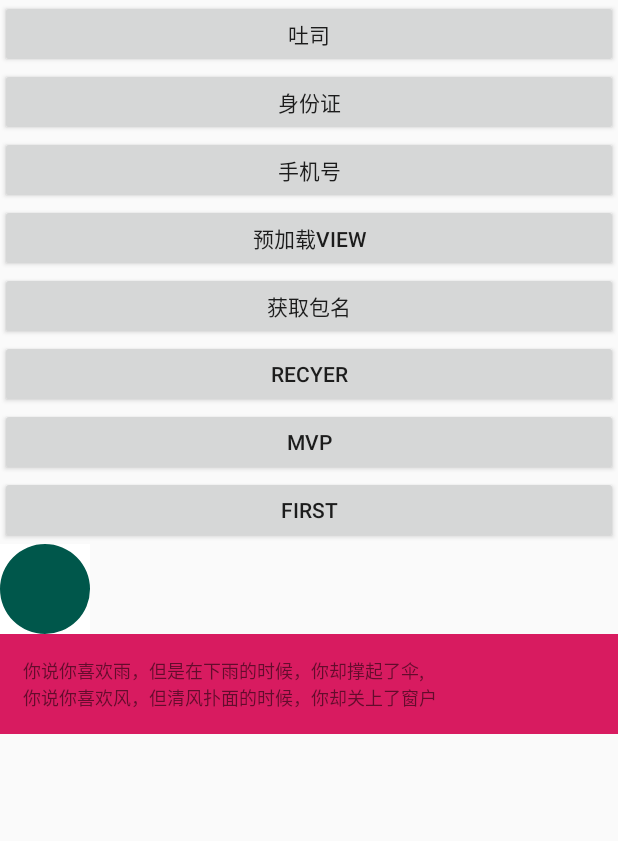
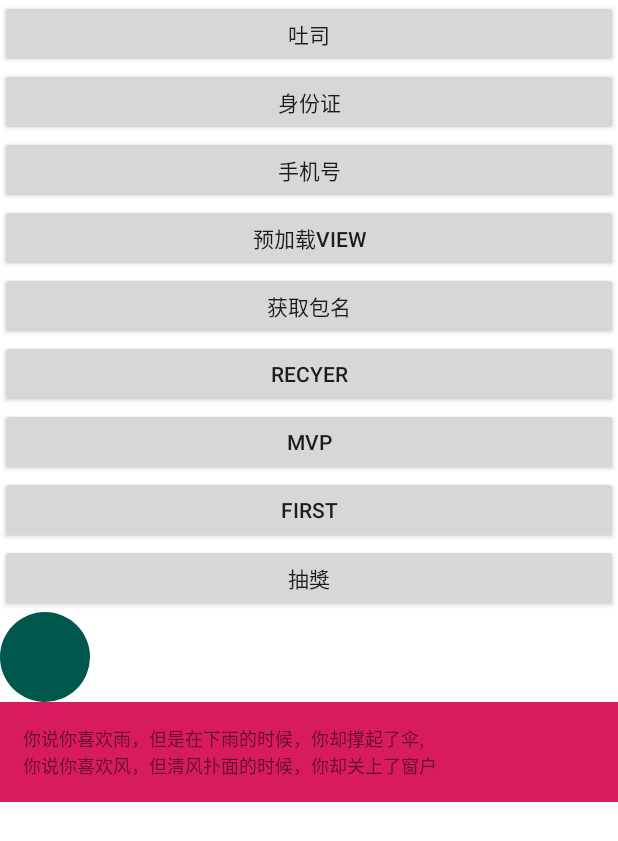
Before and after one commit to lifuhai/androidXUtils, an Android app: the layout activity_main.xml on its own in the app's theme, with its tools: preview values and no code run, on a phone screen of 412 x 824 dp. Shown: the top 841 px of the screen. Run offline under Robolectric (Android 15) with nearby library versions, the phone set to English and light mode, and no system bars.

Commit message:
优化状态栏展示效果

```diff
--- a/First/src/main/res/values/styles.xml
+++ b/First/src/main/res/values/styles.xml
@@ -7,5 +7,9 @@
         <item name="colorPrimaryDark">@color/colorPrimaryDark</item>
         <item name="colorAccent">@color/colorAccent</item>
     </style>
-
+    <style name="AppTheme.NoActionBar">
+        <item name="windowActionBar">false</item>
+        <item name="windowNoTitle">true</item>
+        <item name="colorPrimary">#00000000</item>
+    </style>
 </resources>
--- a/app/build.gradle
+++ b/app/build.gradle
@@ -35,10 +35,13 @@ dependencies {
     implementation rootProject.ext.dependencies["okgo"]
     implementation rootProject.ext.dependencies["readystatesoftware"]
     implementation rootProject.ext.dependencies["arouter-api"]
+    implementation rootProject.ext.dependencies["ultimatebarx"]
     annotationProcessor rootProject.ext.dependencies["arouter-compiler"]
     if (isNeedFirstModule.toBoolean()) {
         implementation project(path: ':First')
     }
+    //异常恢复
     implementation 'com.zxy.android:recovery:1.0.0'
 
+
 }
--- a/app/src/main/java/com/lfh/utils/presenter/TestMvpPresenter.java
+++ b/app/src/main/java/com/lfh/utils/presenter/TestMvpPresenter.java
@@ -22,6 +22,8 @@ public class TestMvpPresenter extends BasePresenter<MvpTestActivity> {
                     @Override
                     public void onSuccess(Response<Test> response) {
                         view.showDataView();
+
+                        view.successGetDetail(response);
                     }
 
                     @Override
@@ -34,6 +36,7 @@ public class TestMvpPresenter extends BasePresenter<MvpTestActivity> {
                         super.onError(response);
 
                         view.showErrorView();
+                        view.failReason("11111"+response.getException());
                     }
                 });
     }
--- a/app/src/main/res/layout/activity_chou_jiang.xml
+++ b/app/src/main/res/layout/activity_chou_jiang.xml
@@ -5,11 +5,13 @@
     android:layout_width="match_parent"
     android:layout_height="match_parent"
     android:orientation="vertical"
+    android:background="@drawable/yurisa_01"
     tools:context=".Activity.ChouJiangActivity">
 
     <com.lfh.utils.ChouJiangView
         android:id="@+id/choujiang"
         android:layout_width="match_parent"
+        android:layout_marginTop="100dp"
         android:layout_height="wrap_content"
         tools:ignore="MissingConstraints"></com.lfh.utils.ChouJiangView>
 
--- a/app/src/main/res/layout/activity_main.xml
+++ b/app/src/main/res/layout/activity_main.xml
@@ -5,6 +5,7 @@
     android:layout_width="match_parent"
     android:layout_height="match_parent"
     android:orientation="vertical"
+    android:background="@android:color/white"
     tools:context=".Activity.MainActivity">
 
 
@@ -52,6 +53,11 @@
         android:layout_width="match_parent"
         android:layout_height="45dp"
         android:text="First"></Button>
+    <Button
+        android:id="@+id/luckNumber"
+        android:layout_width="match_parent"
+        android:layout_height="45dp"
+        android:text="抽獎"></Button>
     <com.lfh.frame.RoundImageView
         android:layout_width="60dp"
         android:layout_height="60dp"
--- a/app/src/main/res/values/styles.xml
+++ b/app/src/main/res/values/styles.xml
@@ -6,6 +6,14 @@
         <item name="colorPrimary">@color/colorPrimary</item>
         <item name="colorPrimaryDark">@color/colorPrimaryDark</item>
         <item name="colorAccent">@color/colorAccent</item>
+        <item name="windowActionBar">false</item>
+        <item name="windowNoTitle">true</item>
+    </style>
+
+    <style name="AppTheme.NoActionBar">
+        <item name="windowActionBar">false</item>
+        <item name="windowNoTitle">true</item>
+        <item name="colorPrimary">#00000000</item>
     </style>
 
 </resources>
--- a/frame/build.gradle
+++ b/frame/build.gradle
@@ -34,4 +34,6 @@ dependencies {
     implementation 'com.lzy.net:okgo:3.0.4'
     //网络加载
     implementation 'com.readystatesoftware.chuck:library:1.0.4'
+    implementation rootProject.ext.dependencies["ultimatebarx"]
+
 }
```
Also changed, not shown: app/src/main/java/com/lfh/utils/Activity/ChouJiangActivity.java (+32 -5 lines), app/src/main/java/com/lfh/utils/Activity/MainActivity.java (+7 -1 lines), app/src/main/java/com/lfh/utils/Activity/MvpTestActivity.java (+17 -1 lines), app/src/main/java/com/lfh/utils/Activity/TestPreviewActivity.java (+7 -7 lines), app/src/main/java/com/lfh/utils/contract/IMvpTest.java (added, +14 -0 lines), build.gradle (+6 -7 lines), frame/src/main/java/com/lfh/frame/base/BaseActivity.java (+10 -3 lines), app/src/main/res/drawable/yurisa_01.jpeg (added).
